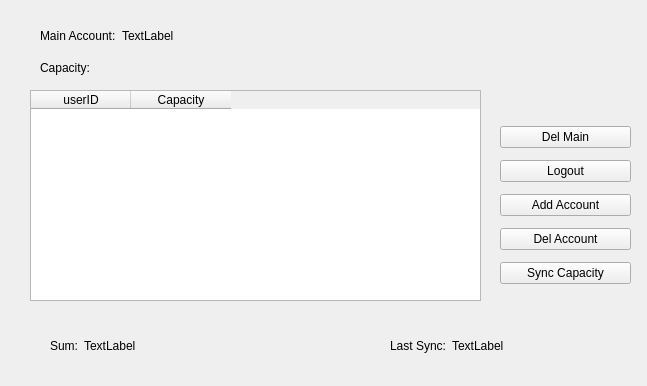
Above: UI/main_ui.ui from Country-If/TeraCloud before the change. Below: the same form after it.
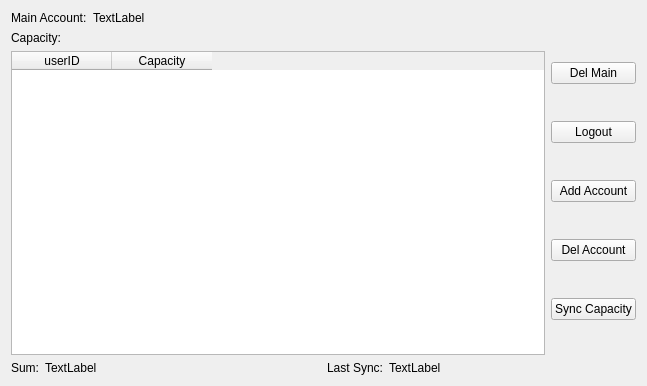
That is the form after the change.

Commit message: update UI: auto flex

```diff
--- a/UI/main_ui.ui
+++ b/UI/main_ui.ui
@@ -13,28 +13,52 @@
   <property name="windowTitle">
    <string>TeraCloud Management</string>
   </property>
+  <layout class="QVBoxLayout" name="verticalLayout_4">
+   <item>
+    <layout class="QVBoxLayout" name="verticalLayout_3">
+     <item>
+      <layout class="QHBoxLayout" name="horizontalLayout">
+       <item>
+        <widget class="QLabel" name="label">
+         <property name="sizePolicy">
+          <sizepolicy hsizetype="Minimum" vsizetype="Preferred">
+           <horstretch>0</horstretch>
+           <verstretch>0</verstretch>
+          </sizepolicy>
+         </property>
+         <property name="text">
+          <string>Main Account:</string>
+         </property>
+        </widget>
+       </item>
+       <item>
+        <widget class="QLabel" name="main_account">
+         <property name="sizePolicy">
+          <sizepolicy hsizetype="Expanding" vsizetype="Preferred">
+           <horstretch>0</horstretch>
+           <verstretch>0</verstretch>
+          </sizepolicy>
+         </property>
+         <property name="text">
+          <string>TextLabel</string>
+         </property>
+        </widget>
+       </item>
+      </layout>
+     </item>
+     <item>
+      <layout class="QHBoxLayout" name="horizontalLayout_4">
+       <item>
+        <layout class="QVBoxLayout" name="verticalLayout_2">
+         <item>
   <widget class="QLabel" name="label_3">
-   <property name="geometry">
-    <rect>
-     <x>40</x>
-     <y>60</y>
-     <width>111</width>
-     <height>16</height>
-    </rect>
-   </property>
    <property name="text">
     <string>Capacity:</string>
    </property>
   </widget>
+         </item>
+         <item>
   <widget class="QTableWidget" name="tableWidget">
-   <property name="geometry">
-    <rect>
-     <x>30</x>
-     <y>90</y>
-     <width>451</width>
-     <height>211</height>
-    </rect>
-   </property>
    <column>
     <property name="text">
      <string>userID</string>
@@ -46,91 +70,10 @@
     </property>
    </column>
   </widget>
-  <widget class="QWidget" name="layoutWidget">
-   <property name="geometry">
-    <rect>
-     <x>40</x>
-     <y>20</y>
-     <width>481</width>
-     <height>31</height>
-    </rect>
-   </property>
-   <layout class="QHBoxLayout" name="horizontalLayout">
-    <item>
-     <widget class="QLabel" name="label">
-      <property name="sizePolicy">
-       <sizepolicy hsizetype="Minimum" vsizetype="Preferred">
-        <horstretch>0</horstretch>
-        <verstretch>0</verstretch>
-       </sizepolicy>
-      </property>
-      <property name="text">
-       <string>Main Account:</string>
-      </property>
-     </widget>
-    </item>
-    <item>
-     <widget class="QLabel" name="main_account">
-      <property name="sizePolicy">
-       <sizepolicy hsizetype="Expanding" vsizetype="Preferred">
-        <horstretch>0</horstretch>
-        <verstretch>0</verstretch>
-       </sizepolicy>
-      </property>
-      <property name="text">
-       <string>TextLabel</string>
-      </property>
-     </widget>
-    </item>
-   </layout>
-  </widget>
-  <widget class="QWidget" name="layoutWidget">
-   <property name="geometry">
-    <rect>
-     <x>390</x>
-     <y>330</y>
-     <width>241</width>
-     <height>31</height>
-    </rect>
-   </property>
-   <layout class="QHBoxLayout" name="horizontalLayout_2">
-    <item>
-     <widget class="QLabel" name="label_2">
-      <property name="sizePolicy">
-       <sizepolicy hsizetype="Minimum" vsizetype="Preferred">
-        <horstretch>0</horstretch>
-        <verstretch>0</verstretch>
-       </sizepolicy>
-      </property>
-      <property name="text">
-       <string>Last Sync:</string>
-      </property>
-     </widget>
+         </item>
+        </layout>
     </item>
     <item>
-     <widget class="QLabel" name="last_sync">
-      <property name="sizePolicy">
-       <sizepolicy hsizetype="Expanding" vsizetype="Preferred">
-        <horstretch>0</horstretch>
-        <verstretch>0</verstretch>
-       </sizepolicy>
-      </property>
-      <property name="text">
-       <string>TextLabel</string>
-      </property>
-     </widget>
-    </item>
-   </layout>
-  </widget>
-  <widget class="QWidget" name="layoutWidget">
-   <property name="geometry">
-    <rect>
-     <x>500</x>
-     <y>120</y>
-     <width>131</width>
-     <height>171</height>
-    </rect>
-   </property>
    <layout class="QVBoxLayout" name="verticalLayout">
     <item>
      <widget class="QPushButton" name="del_main_btn">
@@ -168,16 +111,12 @@
      </widget>
     </item>
    </layout>
-  </widget>
-  <widget class="QWidget" name="layoutWidget">
-   <property name="geometry">
-    <rect>
-     <x>50</x>
-     <y>330</y>
-     <width>251</width>
-     <height>31</height>
-    </rect>
-   </property>
+       </item>
+      </layout>
+     </item>
+     <item>
+      <layout class="QHBoxLayout" name="horizontalLayout_5">
+       <item>
    <layout class="QHBoxLayout" name="horizontalLayout_3">
     <item>
      <widget class="QLabel" name="label_4">
@@ -206,7 +145,42 @@
      </widget>
     </item>
    </layout>
-  </widget>
+       </item>
+       <item>
+        <layout class="QHBoxLayout" name="horizontalLayout_2">
+         <item>
+          <widget class="QLabel" name="label_2">
+           <property name="sizePolicy">
+            <sizepolicy hsizetype="Minimum" vsizetype="Preferred">
+             <horstretch>0</horstretch>
+             <verstretch>0</verstretch>
+            </sizepolicy>
+           </property>
+           <property name="text">
+            <string>Last Sync:</string>
+           </property>
+          </widget>
+         </item>
+         <item>
+          <widget class="QLabel" name="last_sync">
+           <property name="sizePolicy">
+            <sizepolicy hsizetype="Expanding" vsizetype="Preferred">
+             <horstretch>0</horstretch>
+             <verstretch>0</verstretch>
+            </sizepolicy>
+           </property>
+           <property name="text">
+            <string>TextLabel</string>
+           </property>
+          </widget>
+         </item>
+        </layout>
+       </item>
+      </layout>
+     </item>
+    </layout>
+   </item>
+  </layout>
  </widget>
  <resources/>
  <connections/>
```
Lines whose indentation alone changed are shown as unchanged.
